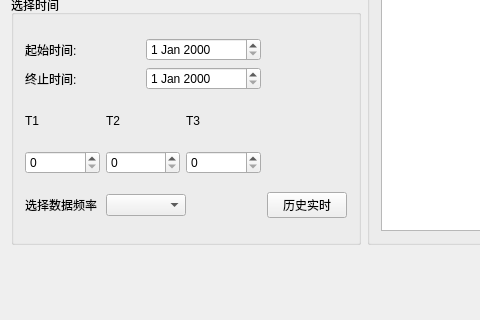
This is widget.ui in lishengze/QT-study as Qt 5 draws it before an edit; both pictures show x 0 to 480 and y 336 to 656 of the 1194 by 656 pixel window. The edited form follows.
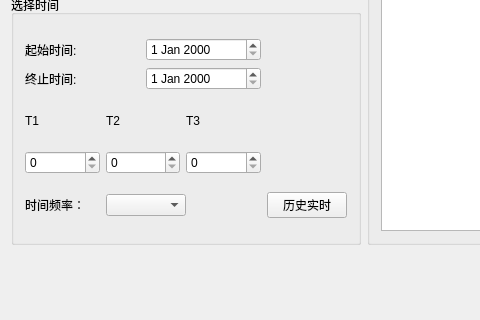
This is the edited form.

```diff
--- a/widget.ui
+++ b/widget.ui
@@ -127,7 +127,7 @@
         <item row="3" column="0">
          <widget class="QLabel" name="label">
           <property name="text">
-           <string>选择数据频率</string>
+           <string>时间频率：</string>
           </property>
          </widget>
         </item>
```
